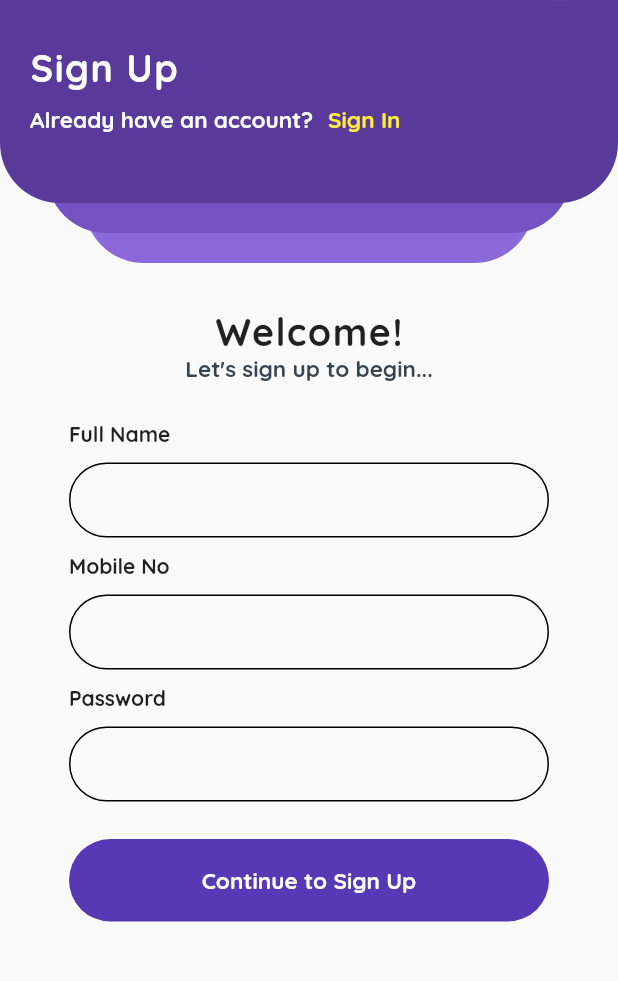
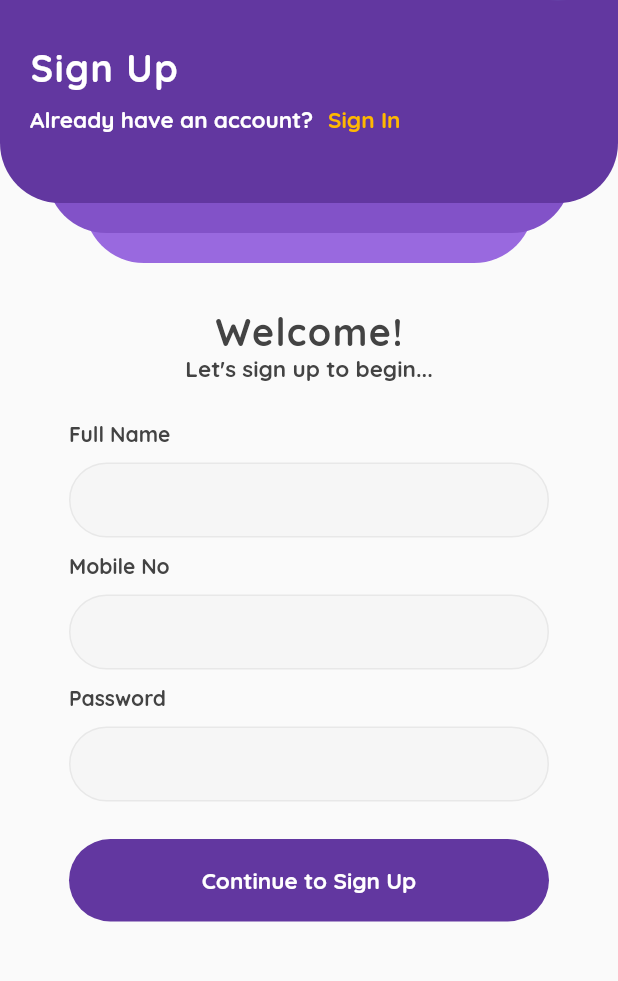
Before and after one commit to ivanshu1006/score_funda, a Flutter app: the screen it shows after launch, after a tap on "Sign Up", on a phone screen of 412 x 824 dp, the part 142-1123 px from its top. Run offline on Flutter 3.47's test engine with Material 2 defaults, Android fonts, the phone set to English and light mode, and no system bars; our stand-ins replace device_info_plus.

Commit message:
ui changes

```diff
--- a/lib/Screens/Constants.dart
+++ b/lib/Screens/Constants.dart
@@ -1,4 +1,6 @@
 import 'package:flutter/material.dart';
+
+const Color kTextColor = Color(0xff434343);
 
 final TextStyle kTitleStyle = TextStyle(
     color: Colors.white,
@@ -13,4 +15,4 @@ final TextStyle kSubTitleStyle = TextStyle(
     fontWeight: FontWeight.bold,
     fontSize: 15);
 
-Color kPrimaryColor = Color(0xff5739B6);
+Color kPrimaryColor = Color(0xff6237A0);
--- a/lib/Screens/Signin_Screen.dart
+++ b/lib/Screens/Signin_Screen.dart
@@ -40,7 +40,8 @@ class _SignInScreenState extends State<SignInScreen> {
                         });
                       },
                       child: Text("Sign Up",
-                          style: kSubTitleStyle.copyWith(color: Colors.yellow)),
+                          style: kSubTitleStyle.copyWith(
+                              color: Color(0xffffD869))),
                     )
                   ],
                 )
@@ -48,9 +49,9 @@ class _SignInScreenState extends State<SignInScreen> {
             ),
           ),
           SizedBox(height: 50),
-          Text("Welcome!", style: kTitleStyle.copyWith(color: Colors.black)),
+          Text("Welcome!", style: kTitleStyle.copyWith(color: kTextColor)),
           Text("Let's sign in to begin...",
-              style: kSubTitleStyle.copyWith(color: Colors.black)),
+              style: kSubTitleStyle.copyWith(color: kTextColor)),
           SizedBox(
             height: 30,
           ),
@@ -60,9 +61,7 @@ class _SignInScreenState extends State<SignInScreen> {
                 InputField(
                   title: "Mobile No",
                 ),
-                InputField(
-                  title: "Password",
-                ),
+                InputField(title: "Password"),
                 SizedBox(
                   height: 20,
                 ),
@@ -78,6 +77,7 @@ class _SignInScreenState extends State<SignInScreen> {
                   child: Text(
                     "Forget Password?",
                     style: TextStyle(
+                        color: kTextColor,
                         fontFamily: 'QuickSand',
                         fontWeight: FontWeight.bold,
                         fontSize: 16),
--- a/lib/Screens/Signup_Screen.dart
+++ b/lib/Screens/Signup_Screen.dart
@@ -39,8 +39,11 @@ class _SignUpScreenState extends State<SignUpScreen> {
                           Navigator.pop(context);
                         });
                       },
-                      child: Text("Sign In",
-                          style: kSubTitleStyle.copyWith(color: Colors.yellow)),
+                      child: Text(
+                        "Sign In",
+                        style:
+                            kSubTitleStyle.copyWith(color: Color(0xffffb800)),
+                      ),
                     )
                   ],
                 )
@@ -50,9 +53,9 @@ class _SignUpScreenState extends State<SignUpScreen> {
           SizedBox(
             height: 30,
           ),
-          Text("Welcome!", style: kTitleStyle.copyWith(color: Colors.black87)),
+          Text("Welcome!", style: kTitleStyle.copyWith(color: kTextColor)),
           Text("Let's sign up to begin...",
-              style: kSubTitleStyle.copyWith(color: Color(0xff36454F))),
+              style: kSubTitleStyle.copyWith(color: kTextColor)),
           SizedBox(
             height: 20,
           ),
@@ -67,6 +70,7 @@ class _SignUpScreenState extends State<SignUpScreen> {
                 ),
                 InputField(
                   title: "Password",
+                  isHide: true,
                 ),
                 SizedBox(
                   height: 20,
--- a/lib/Screens/Widgets/inputfield.dart
+++ b/lib/Screens/Widgets/inputfield.dart
@@ -1,8 +1,10 @@
 import 'package:flutter/material.dart';
+import 'package:scorefunda/Screens/Constants.dart';
 
 class InputField extends StatefulWidget {
-  const InputField({super.key, this.title});
+  const InputField({super.key, this.title, this.isHide = false});
   final String? title;
+  final bool isHide;
   @override
   State<InputField> createState() => _InputFieldState();
 }
@@ -20,7 +22,9 @@ class _InputFieldState extends State<InputField> {
             Text(
               widget.title!,
               style: TextStyle(
-                  fontFamily: 'QuickSand', fontWeight: FontWeight.bold),
+                  fontFamily: 'QuickSand',
+                  fontWeight: FontWeight.bold,
+                  color: kTextColor),
             ),
             SizedBox(
               height: 10,
@@ -28,7 +32,8 @@ class _InputFieldState extends State<InputField> {
             Container(
               padding: EdgeInsets.symmetric(horizontal: 20),
               decoration: BoxDecoration(
-                  border: Border.all(),
+                  border: Border.all(color: Color(0xffE8E8E8)),
+                  color: Color(0xffF6F6F6),
                   borderRadius: BorderRadius.circular(25)),
               child: TextField(
                 keyboardType: TextInputType.phone,
--- a/lib/Screens/Widgets/top_bar.dart
+++ b/lib/Screens/Widgets/top_bar.dart
@@ -17,18 +17,18 @@ class TopBar extends StatelessWidget {
             width: 300,
             height: 270,
             decoration: BoxDecoration(
-                color: Color(0xff8C69DB), borderRadius: bottomBorderRadius)),
+                color: Color(0xff9969DF), borderRadius: bottomBorderRadius)),
         Container(
             width: 350,
             height: 250,
             decoration: BoxDecoration(
-                color: Color(0xff7653C3), borderRadius: bottomBorderRadius)),
+                color: Color(0xff8252C8), borderRadius: bottomBorderRadius)),
         Container(
           height: 230,
           padding: EdgeInsets.only(top: 60, left: 20),
           width: double.infinity,
           decoration: BoxDecoration(
-              color: Color(0xff593A9B), borderRadius: bottomBorderRadius),
+              color: Color(0xff6237A0), borderRadius: bottomBorderRadius),
           child: Column(
             crossAxisAlignment: CrossAxisAlignment.start,
             children: [
```
